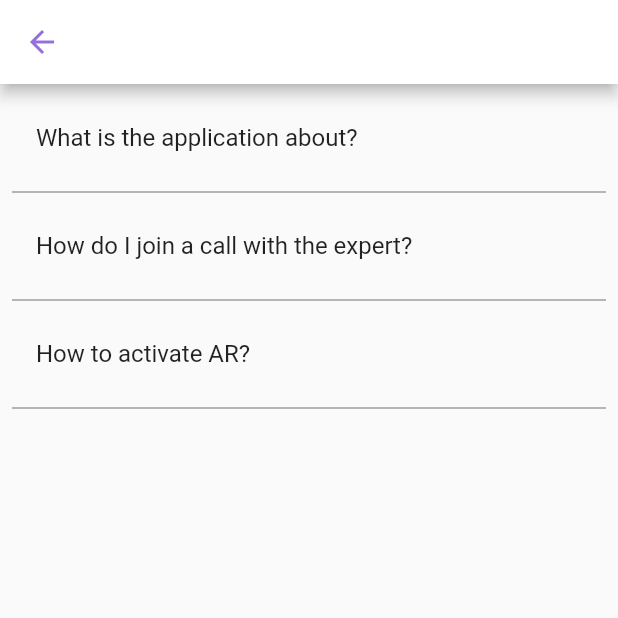
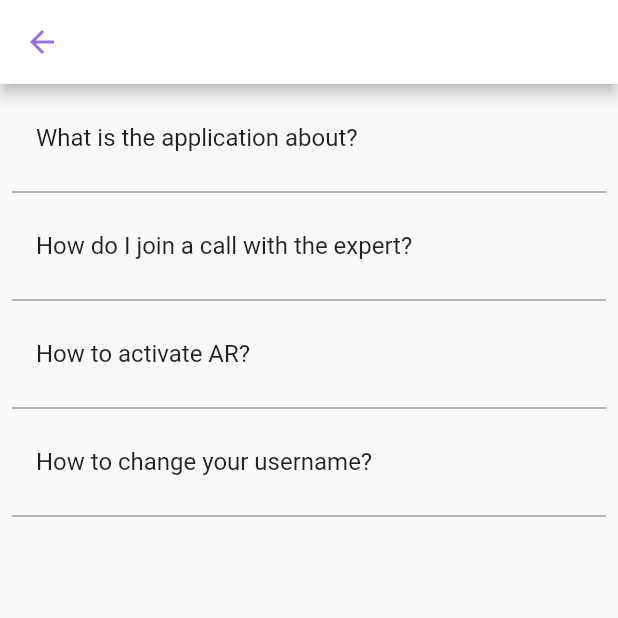
Before and after one commit to nathanbaitup/shipping-inspection-application, a Flutter app: the screen it shows after launch, in the side drawer, after a tap on "Help", on a phone screen of 412 x 824 dp, the top half of it. Run offline on Flutter 3.47's test engine with Material 2 defaults, Android fonts, the phone set to English and light mode, and no system bars; our stand-ins replace camera, cloud_firestore, firebase_core, flutter_image_slideshow, flutter_spinkit, percent_indicator and 3 more; missing offline and left inert: agora_rtc_engine, ar_flutter_plugin, perfect_volume_control, qr_code_scanner; accounts and stored records are empty.

Commit message:
Added the fourth question to the help page.

```diff
--- a/lib/sectors/drawer/drawer_help.dart
+++ b/lib/sectors/drawer/drawer_help.dart
@@ -1,5 +1,4 @@
 import 'package:flutter/material.dart';
-import 'package:flutter/services.dart';
 import 'package:shipping_inspection_app/utils/colours.dart';
 
 var content = List.filled(2, "", growable: false);
@@ -50,6 +49,14 @@ class _MenuHelpState extends State<MenuHelp> {
               color: Colors.grey,
               thickness: dividerThickness,
             ),
+            QuestionWidget(
+              title: "How to change your username?",
+              id: 4,
+            ),
+            Divider(
+              color: Colors.grey,
+              thickness: dividerThickness,
+            ),
           ],
         ));
   }
@@ -77,6 +84,12 @@ List questionContent(int id) {
           "When you go to the AR section of the app you can tap on open next to the sections."
           " Then you can click the AR button to activate the button, then you tap on the questions"
           " at the top you can cycle through the questions.";
+      break;
+    case 4:
+      content[0] = "How to change your username?";
+      content[1] =
+          "If you go to the settings page, and if you tap on username, you will get taken "
+          "to a screen that will allow the user to change their username.";
       break;
   }
   return content;
```
